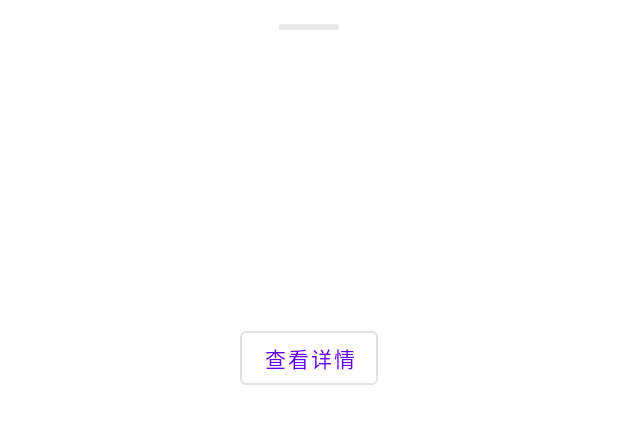
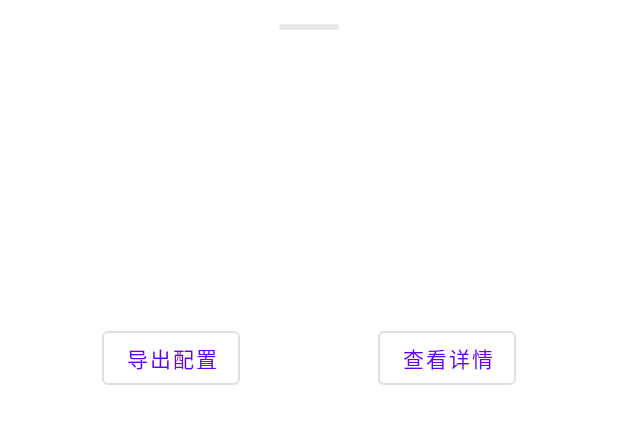
Before and after one commit to Tokyonth/TxpHook, an Android app: the layout layout_dialog_sheet.xml on its own in the app's theme, with its tools: preview values and no code run, on a phone screen of 412 x 824 dp. Shown: the top 424 px of the screen. Run offline under Robolectric (Android 15) with nearby library versions, the phone set to English and light mode, and no system bars.

Commit message:
Update ui and export config fun

```diff
--- a/app/src/main/res/layout/layout_dialog_sheet.xml
+++ b/app/src/main/res/layout/layout_dialog_sheet.xml
@@ -3,7 +3,8 @@
     xmlns:app="http://schemas.android.com/apk/res-auto"
     xmlns:tools="http://schemas.android.com/tools"
     android:layout_width="match_parent"
-    android:layout_height="match_parent">
+    android:layout_height="match_parent"
+    android:paddingBottom="24dp">
 
     <View
         android:id="@+id/view_tag"
@@ -44,6 +45,17 @@
         app:layout_constraintTop_toBottomOf="@id/dialog_tv_app_msg" />
 
     <Button
+        android:id="@+id/dialog_button_export"
+        style="@style/Widget.MaterialComponents.Button.OutlinedButton"
+        android:layout_width="wrap_content"
+        android:layout_height="wrap_content"
+        android:layout_margin="24dp"
+        android:text="导出配置"
+        app:layout_constraintEnd_toStartOf="@id/dialog_button_to_hook_info"
+        app:layout_constraintStart_toStartOf="parent"
+        app:layout_constraintTop_toBottomOf="@id/dialog_tv_rules" />
+
+    <Button
         android:id="@+id/dialog_button_to_hook_info"
         style="@style/Widget.MaterialComponents.Button.OutlinedButton"
         android:layout_width="wrap_content"
@@ -51,7 +63,7 @@
         android:layout_margin="24dp"
         android:text="查看详情"
         app:layout_constraintEnd_toEndOf="parent"
-        app:layout_constraintStart_toStartOf="parent"
+        app:layout_constraintStart_toEndOf="@id/dialog_button_export"
         app:layout_constraintTop_toBottomOf="@id/dialog_tv_rules" />
 
 </androidx.constraintlayout.widget.ConstraintLayout>
--- a/app/src/main/res/values-night/themes.xml
+++ b/app/src/main/res/values-night/themes.xml
@@ -32,7 +32,7 @@
         <item name="android:windowIsFloating">false</item>
         <item name="bottomSheetStyle">@style/BottomSheetModal</item>
         <item name="android:statusBarColor">@android:color/transparent</item>
-        <item name="android:navigationBarColor">@android:color/transparent</item>
+        <item name="android:navigationBarColor">#FFFFFF</item>
     </style>
 
     <style name="Theme.TxpHook.AppBarOverlay" parent="ThemeOverlay.MaterialComponents.ActionBar" />
--- a/app/src/main/res/values/themes.xml
+++ b/app/src/main/res/values/themes.xml
@@ -32,7 +32,7 @@
         <item name="android:windowIsFloating">false</item>
         <item name="bottomSheetStyle">@style/BottomSheetModal</item>
         <item name="android:statusBarColor">@android:color/transparent</item>
-        <item name="android:navigationBarColor">@android:color/transparent</item>
+        <item name="android:navigationBarColor">#FFFFFF</item>
     </style>
 
     <style name="Theme.TxpHook.AppBarOverlay" parent="ThemeOverlay.MaterialComponents.ActionBar" />
```
Also changed, not shown: app/src/main/java/com/tokyonth/txphook/activity/MainActivity.kt (+9 -1 lines), app/src/main/java/com/tokyonth/txphook/utils/json/HookConfigExport.kt (+7 -1 lines), app/src/main/java/com/tokyonth/txphook/widget/SheetDialog.kt (+9 -1 lines), app/src/main/res/layout/activity_main.xml (+8 -8 lines).
